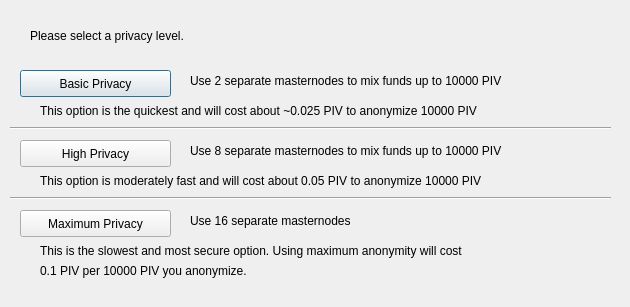
Above: src/qt/forms/obfuscationconfig.ui from Beasta/Divicoin before the change. Below: the same form after it.
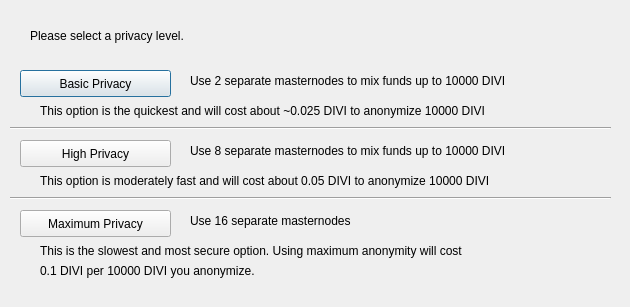
That is the form after the change.

Commit message: qt: refactored: DIVI units

```diff
--- a/src/qt/forms/obfuscationconfig.ui
+++ b/src/qt/forms/obfuscationconfig.ui
@@ -75,7 +75,7 @@
     </rect>
    </property>
    <property name="text">
-    <string>Use 2 separate masternodes to mix funds up to 10000 PIV</string>
+    <string>Use 2 separate masternodes to mix funds up to 10000 DIVI</string>
    </property>
   </widget>
   <widget class="QLabel" name="label_3">
@@ -88,7 +88,7 @@
     </rect>
    </property>
    <property name="text">
-    <string>Use 8 separate masternodes to mix funds up to 10000 PIV</string>
+    <string>Use 8 separate masternodes to mix funds up to 10000 DIVI</string>
    </property>
   </widget>
   <widget class="QLabel" name="label_4">
@@ -114,7 +114,7 @@
     </rect>
    </property>
    <property name="text">
-    <string>This option is the quickest and will cost about ~0.025 PIV to anonymize 10000 PIV</string>
+    <string>This option is the quickest and will cost about ~0.025 DIVI to anonymize 10000 DIVI</string>
    </property>
   </widget>
   <widget class="QLabel" name="label_7">
@@ -127,7 +127,7 @@
     </rect>
    </property>
    <property name="text">
-    <string>This option is moderately fast and will cost about 0.05 PIV to anonymize 10000 PIV</string>
+    <string>This option is moderately fast and will cost about 0.05 DIVI to anonymize 10000 DIVI</string>
    </property>
   </widget>
   <widget class="QLabel" name="label_8">
@@ -153,7 +153,7 @@
     </rect>
    </property>
    <property name="text">
-    <string>0.1 PIV per 10000 PIV you anonymize.</string>
+    <string>0.1 DIVI per 10000 DIVI you anonymize.</string>
    </property>
   </widget>
   <widget class="Line" name="line">
```
The commit also changes 4 other files.
